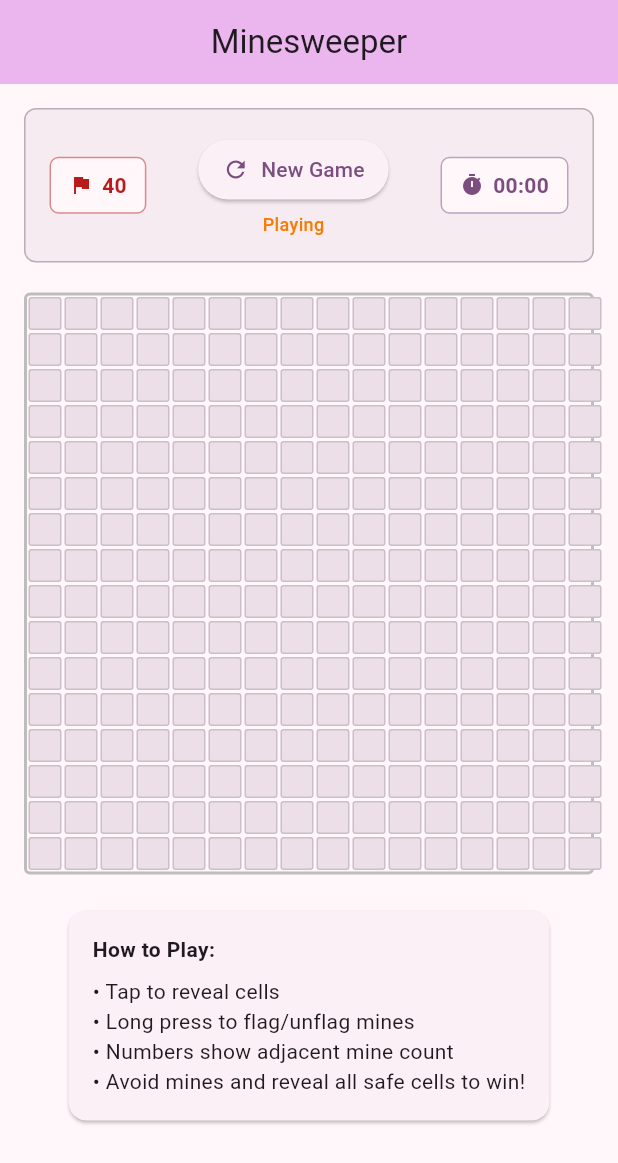
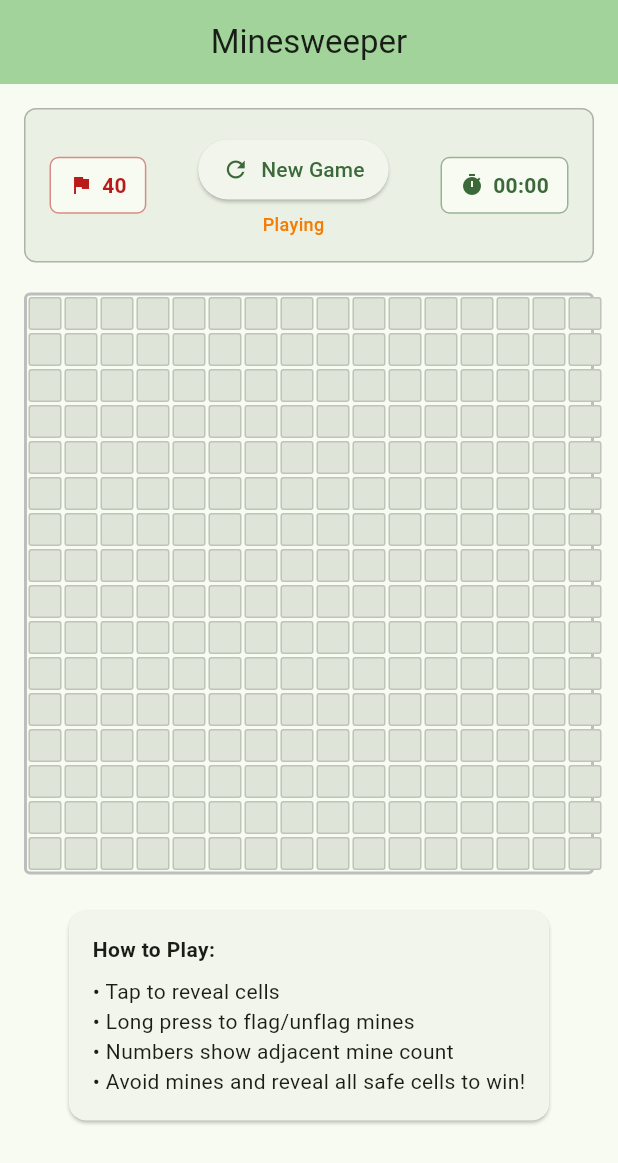
Before and after one commit to BirjuVachhani/mine_sweeper, a Flutter app: the screen it shows after launch, on a phone screen of 412 x 824 dp. Shown: the top 1163 px of the screen. Run offline on Flutter 3.47's test engine with Material 3 defaults, Android fonts, the phone set to English and light mode, and no system bars.

Commit message:
Change seed color from purple to green

```diff
--- a/lib/main.dart
+++ b/lib/main.dart
@@ -14,14 +14,14 @@ class MinesweeperApp extends StatelessWidget {
       title: 'Minesweeper',
       theme: ThemeData(
         colorScheme: ColorScheme.fromSeed(
-          seedColor: Colors.purple,
+          seedColor: Colors.green,
           brightness: Brightness.light,
         ),
         useMaterial3: true,
       ),
       darkTheme: ThemeData(
         colorScheme: ColorScheme.fromSeed(
-          seedColor: Colors.purple,
+          seedColor: Colors.green,
           brightness: Brightness.dark,
         ),
         useMaterial3: true,
```
